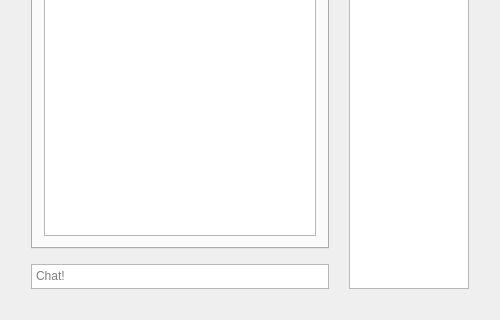
Qt form Chat/ui.ui (jerrybeanman/4981_Chat) before a commit; both pictures show x 0 to 500 and y 280 to 600 of the 500 by 600 pixel window.
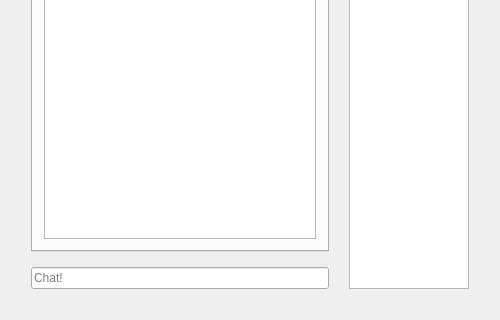
The same form after that commit.

Commit message: Implemented UI update functions

```diff
--- a/Chat/ui.ui
+++ b/Chat/ui.ui
@@ -130,7 +130,7 @@
                </attribute>
                <layout class="QHBoxLayout" name="horizontalLayout_3">
                 <item>
-                 <widget class="QListView" name="listView_2">
+                 <widget class="QListWidget" name="chatMenu">
                   <property name="maximumSize">
                    <size>
                     <width>500</width>
@@ -161,31 +161,16 @@
                <number>0</number>
               </property>
               <item>
-               <widget class="QPlainTextEdit" name="plainTextEdit">
-                <property name="maximumSize">
-                 <size>
-                  <width>16777215</width>
-                  <height>25</height>
-                 </size>
-                </property>
-                <property name="verticalScrollBarPolicy">
-                 <enum>Qt::ScrollBarAlwaysOff</enum>
-                </property>
-                <property name="horizontalScrollBarPolicy">
-                 <enum>Qt::ScrollBarAlwaysOff</enum>
-                </property>
-                <property name="tabChangesFocus">
-                 <bool>true</bool>
-                </property>
-                <property name="documentTitle">
-                 <string/>
-                </property>
-                <property name="overwriteMode">
-                 <bool>true</bool>
+               <widget class="QLineEdit" name="inputField">
+                <property name="acceptDrops">
+                 <bool>false</bool>
                 </property>
                 <property name="placeholderText">
                  <string>Chat!</string>
                 </property>
+                <property name="clearButtonEnabled">
+                 <bool>true</bool>
+                </property>
                </widget>
               </item>
              </layout>
```
Left out of the diff: 12 changed lines with no effect on the pictures. The commit also changes 3 other files.
